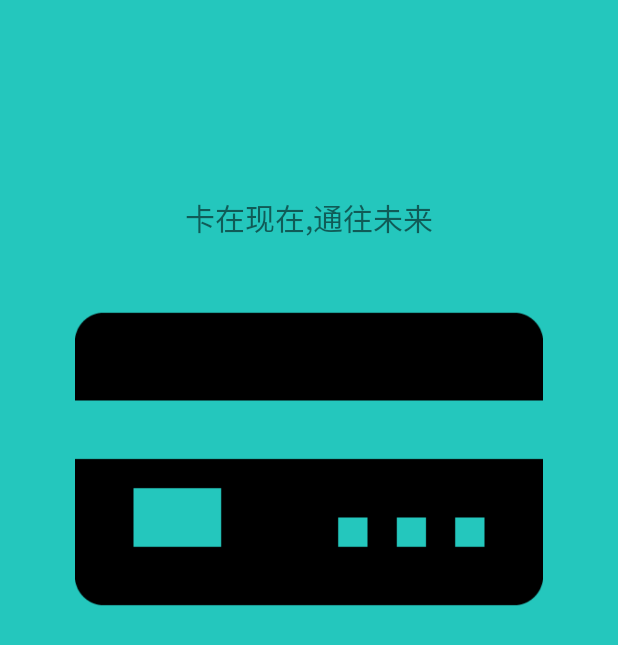
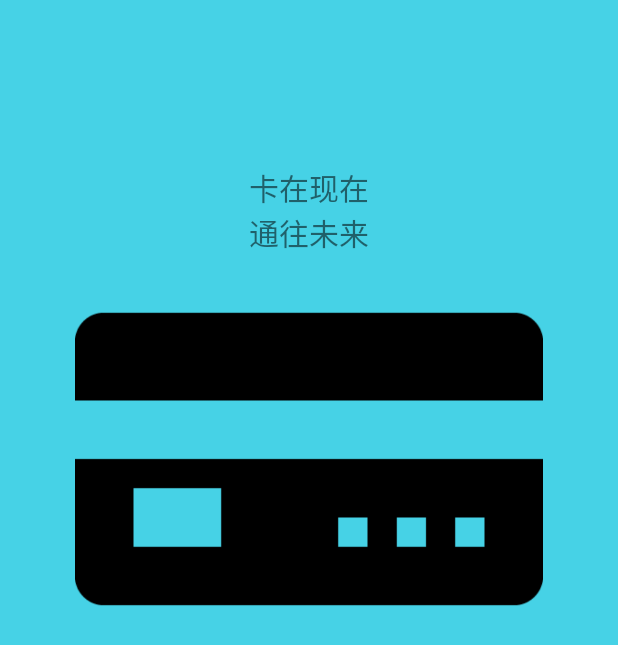
Before and after one commit to WeijunDeng/NFChat, an Android app: the layout fragment_login.xml on its own in the app's theme, with its tools: preview values and no code run, on a phone screen of 412 x 824 dp. Shown: the top 645 px of the screen. Run offline under Robolectric (Android 15) with nearby library versions, the phone set to English and light mode, and no system bars.

```diff
--- a/app/src/main/AndroidManifest.xml
+++ b/app/src/main/AndroidManifest.xml
@@ -1,6 +1,7 @@
 <?xml version="1.0" encoding="utf-8"?>
 <manifest xmlns:android="http://schemas.android.com/apk/res/android"
-    package="me.weijun.nfchat" >
+    xmlns:tools="http://schemas.android.com/tools"
+    package="me.weijun.nfchat">
 
     <uses-permission android:name="android.permission.NFC" />
     <uses-permission android:name="android.permission.INTERNET" />
@@ -10,9 +11,10 @@
     <uses-permission android:name="android.permission.ACCESS_WIFI_STATE" />
 
     <application
+        tools:replace="android:icon"
         android:name=".MyApplication"
         android:allowBackup="true"
-        android:icon="@drawable/ic_launcher"
+        android:icon="@drawable/icon180"
         android:label="@string/app_name"
         android:theme="@style/AppTheme" >
         <activity
--- a/app/src/main/res/layout/fragment_login.xml
+++ b/app/src/main/res/layout/fragment_login.xml
@@ -8,7 +8,8 @@
         android:id="@+id/login_imageView"
         android:layout_width="match_parent"
         android:layout_height="wrap_content"
-        android:src="@drawable/credit_card_1"/>
+        android:src="@drawable/credit_card_1"
+        android:visibility="visible"/>
 
     <TextView
         android:id="@+id/login_textView"
@@ -16,9 +17,9 @@
         android:layout_height="wrap_content"
         android:layout_centerHorizontal="true"
         android:layout_alignParentTop="true"
-        android:layout_marginTop="80dp"
+        android:layout_marginTop="60dp"
         android:textSize="20sp"
-        android:text="卡在现在,通往未来" />
+        android:text="卡在现在\n通往未来" />
 
     <EditText
         android:layout_width="wrap_content"
@@ -27,8 +28,21 @@
         android:ems="10"
         android:id="@+id/password_editText"
         android:hint="请输入密码注册"
-        android:layout_centerVertical="true"
+        android:layout_below="@id/login_textView"
+        android:layout_marginTop="60dp"
         android:layout_centerHorizontal="true"
+        android:visibility="gone"/>
+
+    <Button
+        android:layout_width="wrap_content"
+        android:layout_height="wrap_content"
+        android:text="Go"
+        android:textSize="15sp"
+        android:id="@+id/login_go_button"
+        android:layout_below="@id/password_editText"
+        android:layout_centerHorizontal="true"
+        android:layout_marginTop="20dp"
+        android:background="@color/theme_darker"
         android:visibility="gone"/>
 
 
--- a/app/src/main/res/values/colors.xml
+++ b/app/src/main/res/values/colors.xml
@@ -1,6 +1,7 @@
 <?xml version="1.0" encoding="utf-8"?>
 <resources>
 
-    <color name="theme_main">#24c7bd</color>
+    <color name="theme_main">#46d2e6</color>
+    <color name="theme_darker">#288ca0</color>
 
 </resources>
```
Also changed, not shown: app/src/main/java/me/weijun/nfchat/LoginActivity.java (+0 -16 lines), app/src/main/java/me/weijun/nfchat/LoginFragment.java (added, +147 -0 lines), app/src/main/java/me/weijun/nfchat/MyApplication.java (+8 -0 lines), app/src/main/java/me/weijun/nfchat/NfcHelper.java (+5 -21 lines), app/src/main/res/drawable/icon180.png (added).
